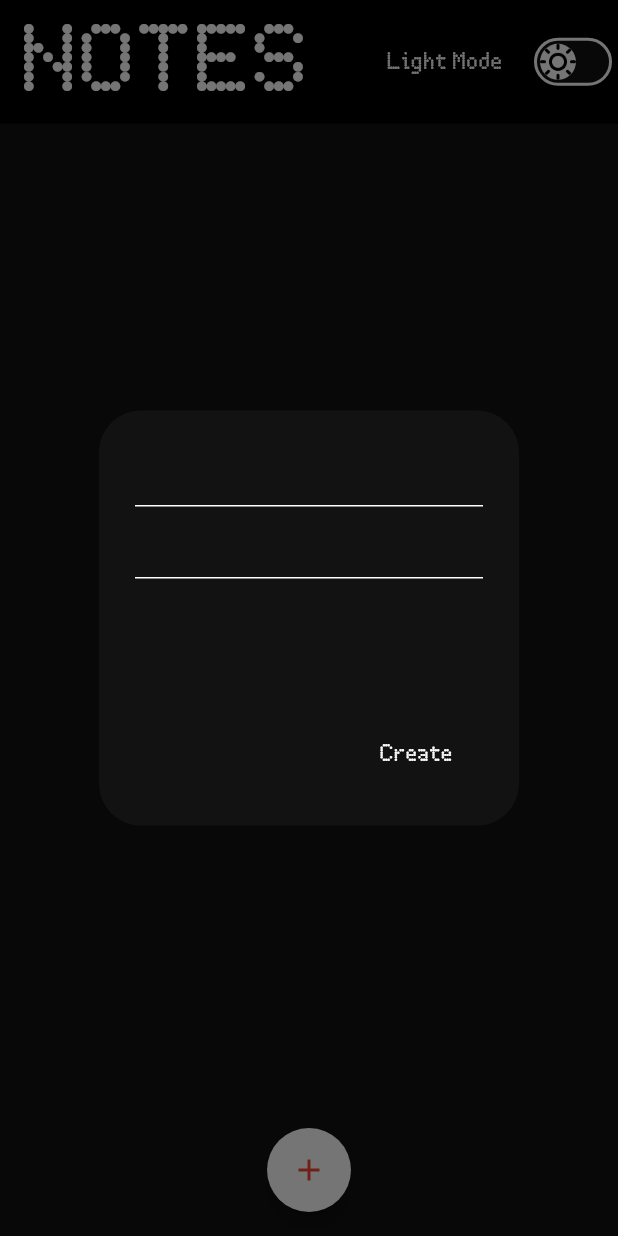
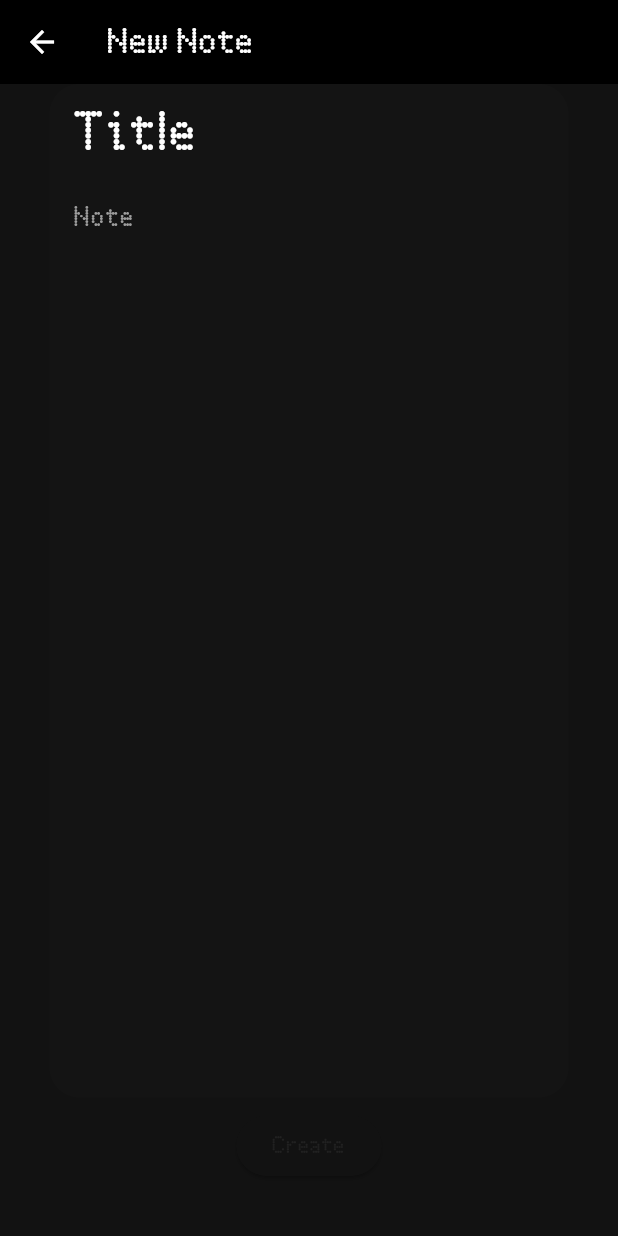
Before and after one commit to SohamDesai1/Nothing-Notes-App, a Flutter app: the screen it shows after launch, after a tap on the "add" icon, on a phone screen of 412 x 824 dp. Run offline on Flutter 3.47's test engine with Material 3 defaults, Android fonts, the phone set to English and light mode, and no system bars; our stand-ins replace flutter_riverpod, go_router, hive_flutter, sizer; accounts and stored records are empty.

Commit message:
refactor(new note): added a seperate page

```diff
--- a/lib/routes/routes.dart
+++ b/lib/routes/routes.dart
@@ -1,6 +1,8 @@
 import 'package:flutter/material.dart';
 import 'package:go_router/go_router.dart';
+import 'package:n_notes_app/screens/new_note.dart';
 import '../screens/home.dart';
+import '../screens/edit_note.dart';
 
 class Routes {
   static GoRouter router = GoRouter(
@@ -12,5 +14,22 @@ class Routes {
           name: "Home",
           builder: (context, state) => Home(key: state.pageKey),
         ),
+        GoRoute(
+          path: '/new',
+          name: "New",
+          builder: (context, state) => NewNote(key: state.pageKey),
+        ),
+        GoRoute(
+          path: '/edit',
+          name: "Edit",
+          builder: (context, state) {
+            return EditNote(
+              key: state.pageKey,
+              title: state.pathParameters['title']!,
+              text: state.pathParameters['text']!,
+              noteKey: state.pathParameters['key']!,
+            );
+          },
+        ),
       ]);
 }
--- a/lib/screens/home.dart
+++ b/lib/screens/home.dart
@@ -1,12 +1,12 @@
 import 'package:flutter/material.dart';
 import 'dart:developer';
 import 'package:flutter_riverpod/flutter_riverpod.dart';
+import 'package:go_router/go_router.dart';
 import 'package:sizer/sizer.dart';
 import '../providers/theme.dart';
 import '../providers/notes.dart';
 import '../providers/pin_notes.dart';
 import '../models/note.dart';
-import '../routes/routes.dart';
 import '../widgets/note_display.dart';
 
 class Home extends ConsumerStatefulWidget {
@@ -25,75 +25,6 @@ class _HomeState extends ConsumerState<Home> {
     super.initState();
     ref.read(noteDBProvider).fetchNotes();
     ref.read(pinNoteProvider).fetchPin();
-  }
-
-  void createNote() {
-    showDialog(
-      context: context,
-      builder: (context) => AlertDialog(
-        content: SizedBox(
-          height: 20.h,
-          child: Column(
-            children: [
-              TextField(
-                controller: titlectrl,
-              ),
-              TextField(
-                controller: textctrl,
-              ),
-            ],
-          ),
-        ),
-        actions: [
-          MaterialButton(
-            onPressed: () {
-              ref.read(noteDBProvider).addNote(titlectrl.text, textctrl.text);
-              log("CurrNotes:${ref.read(noteDBProvider).notes.toString()}");
-              textctrl.clear();
-              titlectrl.clear();
-              Routes.router.pop();
-            },
-            child: const Text("Create"),
-          ),
-        ],
-      ),
-    );
-  }
-
-  void updateNote(Note note) {
-    titlectrl.text = note.title;
-    textctrl.text = note.text;
-    showDialog(
-      context: context,
-      builder: (ctx) => AlertDialog(
-        content: SizedBox(
-          height: 15.h,
-          child: Column(
-            children: [
-              TextField(
-                controller: titlectrl,
-              ),
-              TextField(
-                controller: textctrl,
-              ),
-            ],
-          ),
-        ),
-        actions: [
-          MaterialButton(
-            onPressed: () {
-              ref
-                  .read(noteDBProvider)
-                  .updateNote(titlectrl.text, textctrl.text, note.key);
-              titlectrl.clear();
-              textctrl.clear();
-              Routes.router.pop();
-            },
-            child: const Text("Edit"),
-          ),
-        ],
-      ),
-    );
   }
 
   void deleteNote(Note note) {
@@ -177,7 +108,7 @@ class _HomeState extends ConsumerState<Home> {
         floatingActionButtonLocation: FloatingActionButtonLocation.centerFloat,
         floatingActionButton: FloatingActionButton(
           shape: const CircleBorder(),
-          onPressed: createNote,
+          onPressed: () => GoRouter.of(context).go('/new'),
           child: const Icon(
             Icons.add,
             color: Colors.red,
@@ -252,6 +183,8 @@ class _HomeState extends ConsumerState<Home> {
                                       _showContextMenu(context, note),
                                   onTapDown: (details) =>
                                       _getTapPosition(details),
+                                  child: GestureDetector(
+                                    onTap: () {},
                                     child: NotesDisplay(
                                       title: note.title,
                                       content: note.text,
@@ -261,6 +194,7 @@ class _HomeState extends ConsumerState<Home> {
                                       bgcolor: theme.dark
                                           ? Colors.black
                                           : Colors.white,
+                                    ),
                                   ),
                                 ),
                               );
--- /dev/null
+++ b/lib/screens/new_note.dart
@@ -0,0 +1,96 @@
+import 'package:flutter/material.dart';
+import 'package:flutter_riverpod/flutter_riverpod.dart';
+import 'dart:developer';
+import 'package:sizer/sizer.dart';
+import '../providers/notes.dart';
+import '../routes/routes.dart';
+
+class NewNote extends ConsumerStatefulWidget {
+  const NewNote({super.key});
+
+  @override
+  ConsumerState<ConsumerStatefulWidget> createState() => _NewNoteState();
+}
+
+class _NewNoteState extends ConsumerState<NewNote> {
+  final titlectrl = TextEditingController();
+  final textctrl = TextEditingController();
+
+  void createNote() {
+    ref.read(noteDBProvider).addNote(titlectrl.text, textctrl.text);
+    log("CurrNotes:${ref.read(noteDBProvider).notes.toString()}");
+  }
+
+  @override
+  Widget build(BuildContext context) {
+    return Scaffold(
+      appBar: AppBar(
+          title: const Text("New Note"),
+          leading: IconButton(
+              onPressed: () => Routes.router.go("/"),
+              icon: const Icon(
+                Icons.arrow_back,
+              ))),
+      body: SingleChildScrollView(
+        child: Center(
+          child: Padding(
+            padding: EdgeInsets.only(bottom: 30.h),
+            child: Column(
+              children: [
+                Container(
+                  decoration: BoxDecoration(
+                      color: const Color.fromARGB(255, 20, 20, 20),
+                      borderRadius: BorderRadius.circular(20)),
+                  height: 82.h,
+                  width: 42.h,
+                  child: Column(
+                    children: [
+                      Padding(
+                        padding: EdgeInsets.only(left: 2.h),
+                        child: TextField(
+                          controller: titlectrl,
+                          decoration: InputDecoration(
+                              hintText: "Title",
+                              hintStyle:
+                                  TextStyle(color: Colors.white, fontSize: 4.h),
+                              border: InputBorder.none),
+                          cursorColor: Colors.white,
+                        ),
+                      ),
+                      // SizedBox(
+                      //   height: 0.1.h,
+                      // ),
+                      Padding(
+                          padding: EdgeInsets.only(left: 2.h),
+                          child: SizedBox(
+                            height: 72.h,
+                            child: TextField(
+                              controller: textctrl,
+                              minLines: 1,
+                              maxLines: null,
+                              style: TextStyle(fontSize: 2.1.h),
+                              decoration: InputDecoration(
+                                border: InputBorder.none,
+                                hintText: "Note",
+                                hintStyle: TextStyle(
+                                    color: Colors.grey, fontSize: 2.h),
+                              ),
+                              cursorColor: Colors.white,
+                            ),
+                          )),
+                    ],
+                  ),
+                ),
+                SizedBox(
+                  height: 1.h,
+                ),
+                ElevatedButton(
+                    onPressed: () => createNote(), child: const Text("Create"))
+              ],
+            ),
+          ),
+        ),
+      ),
+    );
+  }
+}
```
Lines whose indentation alone changed are shown as unchanged.
